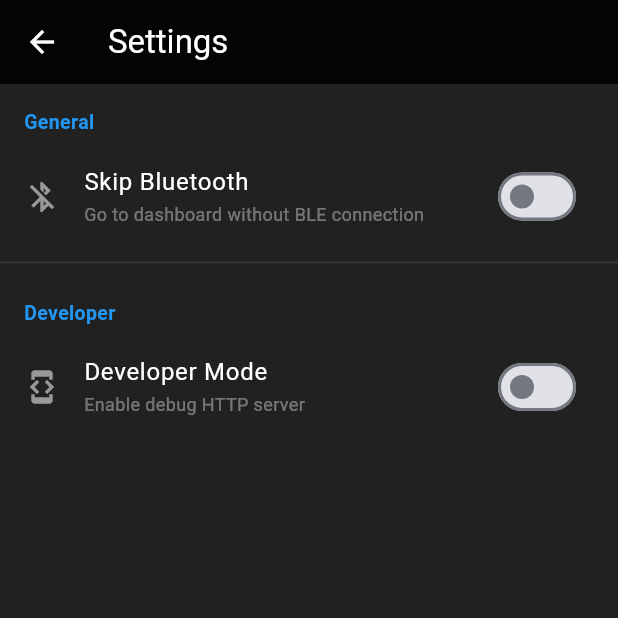
After one commit to Pakzartl/esp32-obd2, a Flutter app: the screen it shows after launch, after a tap on the "settings" icon, on a phone screen of 412 x 824 dp, the top half of it. The commit adds this screen. Run offline on Flutter 3.47's test engine with Material 3 defaults, Android fonts, the phone set to English and light mode, and no system bars; our stand-ins replace flutter_blue_plus, shared_preferences, sqflite; accounts and stored records are empty; network calls fail.

Commit message:
fix: DB insert failure, add raw backup, debug server, ISO-TP multi-frame
- Fix NOT NULL constraint on raw_gear/raw_fuel causing silent insert failure
- Add raw backup service (JSONL file, bypasses SQLite entirely)
- Add HTTP debug server (port 8350) with SQL console for remote DB access
- Add Settings screen with Developer Mode and Skip BLE toggles
- Implement ISO-TP multi-frame reassembly (FF/FC/CF) for large UDS responses
- Replace unsupported DIDs (0xF442, 0xF45E) with confirmed multi-frame DIDs (0x0100 Monitor Status, 0x0124 Lambda)
- Update CLAUDE.md: 7 single-frame + 2 multi-frame DIDs confirmed from real data

```diff
--- a/app/lib/main.dart
+++ b/app/lib/main.dart
@@ -1,10 +1,15 @@
 import 'package:flutter/material.dart';
 import 'screens/scan_screen.dart';
 import 'screens/dashboard_screen.dart';
+import 'screens/settings_screen.dart';
 import 'services/ble_service.dart';
+import 'services/debug_server.dart';
 
-void main() {
+void main() async {
   WidgetsFlutterBinding.ensureInitialized();
+  if (await SettingsScreen.isDevMode()) {
+    DebugServer().start();
+  }
   runApp(const Adv350App());
 }
 
@@ -45,6 +50,10 @@ class _StartupScreenState extends State<StartupScreen> {
   }
 
   Future<void> _init() async {
+    if (await SettingsScreen.isSkipBle()) {
+      _goDemo();
+      return;
+    }
     final lastId = await _bleService.lastDeviceId;
     if (lastId == null) {
       _goScan();
--- a/app/lib/models/telemetry.dart
+++ b/app/lib/models/telemetry.dart
@@ -119,6 +119,8 @@ class Telemetry {
         'speed': speed,
         'throttle': throttle,
         'coolant_temp': coolantTemp,
+        'raw_gear': 0,
+        'raw_fuel': 0,
         'map_kpa': mapKpa,
         'iat': iat,
         'engine_load': engineLoad,
--- a/app/lib/screens/scan_screen.dart
+++ b/app/lib/screens/scan_screen.dart
@@ -2,6 +2,7 @@ import 'package:flutter/material.dart';
 import 'package:flutter_blue_plus/flutter_blue_plus.dart';
 import '../services/ble_service.dart';
 import 'dashboard_screen.dart';
+import 'settings_screen.dart';
 
 class ScanScreen extends StatefulWidget {
   const ScanScreen({super.key});
@@ -67,6 +68,15 @@ class _ScanScreenState extends State<ScanScreen> {
         title: const Text('ADV350 Logger'),
         backgroundColor: Colors.black87,
         foregroundColor: Colors.white,
+        actions: [
+          IconButton(
+            icon: const Icon(Icons.settings),
+            onPressed: () => Navigator.push(
+              context,
+              MaterialPageRoute(builder: (_) => const SettingsScreen()),
+            ),
+          ),
+        ],
       ),
       backgroundColor: Colors.grey[100],
       body: Column(
--- /dev/null
+++ b/app/lib/screens/settings_screen.dart
@@ -0,0 +1,189 @@
+import 'package:flutter/material.dart';
+import 'package:shared_preferences/shared_preferences.dart';
+import '../services/debug_server.dart';
+import '../services/raw_backup_service.dart';
+
+class SettingsScreen extends StatefulWidget {
+  const SettingsScreen({super.key});
+
+  static const String devModeKey = 'dev_mode';
+  static const String skipBleKey = 'skip_ble';
+
+  static Future<bool> isDevMode() async {
+    final prefs = await SharedPreferences.getInstance();
+    return prefs.getBool(devModeKey) ?? false;
+  }
+
+  static Future<bool> isSkipBle() async {
+    final prefs = await SharedPreferences.getInstance();
+    return prefs.getBool(skipBleKey) ?? false;
+  }
+
+  @override
+  State<SettingsScreen> createState() => _SettingsScreenState();
+}
+
+class _SettingsScreenState extends State<SettingsScreen> {
+  bool _devMode = false;
+  bool _skipBle = false;
+  final _debugServer = DebugServer();
+  final _rawBackup = RawBackupService();
+  List<Map<String, dynamic>> _backupFiles = [];
+
+  @override
+  void initState() {
+    super.initState();
+    _loadSettings();
+  }
+
+  Future<void> _loadSettings() async {
+    final prefs = await SharedPreferences.getInstance();
+    final files = await _rawBackup.listBackups();
+    final fileInfos = <Map<String, dynamic>>[];
+    for (final f in files) {
+      final stat = await f.stat();
+      fileInfos.add({
+        'name': f.path.split('/').last,
+        'size': stat.size,
+        'modified': stat.modified,
+      });
+    }
+    setState(() {
+      _devMode = prefs.getBool(SettingsScreen.devModeKey) ?? false;
+      _skipBle = prefs.getBool(SettingsScreen.skipBleKey) ?? false;
+      _backupFiles = fileInfos;
+    });
+  }
+
+  Future<void> _toggleDevMode(bool value) async {
+    final prefs = await SharedPreferences.getInstance();
+    await prefs.setBool(SettingsScreen.devModeKey, value);
+    if (value) {
+      await _debugServer.start();
+    } else {
+      await _debugServer.stop();
+    }
+    setState(() => _devMode = value);
+  }
+
+  Future<void> _toggleSkipBle(bool value) async {
+    final prefs = await SharedPreferences.getInstance();
+    await prefs.setBool(SettingsScreen.skipBleKey, value);
+    setState(() => _skipBle = value);
+  }
+
+  String _formatSize(int bytes) {
+    if (bytes < 1024) return '$bytes B';
+    if (bytes < 1024 * 1024) return '${(bytes / 1024).toStringAsFixed(1)} KB';
+    return '${(bytes / 1024 / 1024).toStringAsFixed(1)} MB';
+  }
+
+  @override
+  Widget build(BuildContext context) {
+    return Scaffold(
+      appBar: AppBar(
+        title: const Text('Settings'),
+        backgroundColor: Colors.black87,
+        foregroundColor: Colors.white,
+      ),
+      backgroundColor: Colors.grey[900],
+      body: ListView(
+        children: [
+          _sectionHeader('General'),
+          SwitchListTile(
+            title: const Text('Skip Bluetooth', style: TextStyle(color: Colors.white)),
+            subtitle: const Text(
+              'Go to dashboard without BLE connection',
+              style: TextStyle(color: Colors.white38, fontSize: 12),
+            ),
+            value: _skipBle,
+            onChanged: _toggleSkipBle,
+            secondary: const Icon(Icons.bluetooth_disabled, color: Colors.white54),
+          ),
+          const Divider(color: Colors.white12),
+          _sectionHeader('Developer'),
+          SwitchListTile(
+            title: const Text('Developer Mode', style: TextStyle(color: Colors.white)),
+            subtitle: Text(
+              _devMode ? 'Debug server on port 8350' : 'Enable debug HTTP server',
+              style: const TextStyle(color: Colors.white38, fontSize: 12),
+            ),
+            value: _devMode,
+            onChanged: _toggleDevMode,
+            secondary: Icon(
+              Icons.developer_mode,
+              color: _devMode ? Colors.greenAccent : Colors.white54,
+            ),
+          ),
+          if (_devMode) ...[
+            Padding(
+              padding: const EdgeInsets.symmetric(horizontal: 16, vertical: 8),
+              child: Card(
+                color: Colors.grey[850],
+                child: Padding(
+                  padding: const EdgeInsets.all(12),
+                  child: Column(
+                    crossAxisAlignment: CrossAxisAlignment.start,
+                    children: [
+                      const Text('Debug Server', style: TextStyle(color: Colors.greenAccent, fontWeight: FontWeight.bold)),
+                      const SizedBox(height: 8),
+                      _codeRow('adb forward tcp:8350 tcp:8350'),
+                      const SizedBox(height: 4),
+                      _codeRow('curl localhost:8350/db/count'),
+                      _codeRow('curl localhost:8350/db/recent?limit=5'),
+                      _codeRow('curl localhost:8350/db/schema'),
+                      _codeRow('curl localhost:8350/raw/list'),
+                      _codeRow('curl -o backup.jsonl localhost:8350/raw/pull/<file>'),
+                      _codeRow('curl -o adv350.db localhost:8350/db/export'),
+                      const SizedBox(height: 6),
+                      const Text('SQL Console', style: TextStyle(color: Colors.orangeAccent, fontWeight: FontWeight.bold, fontSize: 12)),
+                      const SizedBox(height: 4),
+                      _codeRow('curl "localhost:8350/db/sql?q=SELECT+*+FROM+telemetry+LIMIT+5"'),
+                      _codeRow('curl -X POST localhost:8350/db/sql -d \'{"sql":"DELETE FROM telemetry WHERE id<100"}\''),
+                    ],
+                  ),
+                ),
+              ),
+            ),
+          ],
+          if (_backupFiles.isNotEmpty) ...[
+            const Divider(color: Colors.white12),
+            _sectionHeader('Raw Backups (${_backupFiles.length} files)'),
+            ..._backupFiles.map((f) => ListTile(
+                  dense: true,
+                  leading: const Icon(Icons.description, color: Colors.white38, size: 20),
+                  title: Text(
+                    f['name'] as String,
+                    style: const TextStyle(color: Colors.white70, fontSize: 13, fontFamily: 'monospace'),
+                  ),
+                  subtitle: Text(
+                    _formatSize(f['size'] as int),
+                    style: const TextStyle(color: Colors.white38, fontSize: 11),
+                  ),
+                )),
+          ],
+        ],
+      ),
+    );
+  }
+
+  Widget _sectionHeader(String title) {
+    return Padding(
+      padding: const EdgeInsets.fromLTRB(16, 16, 16, 4),
+      child: Text(
+        title,
+        style: const TextStyle(color: Colors.blue, fontSize: 13, fontWeight: FontWeight.bold),
+      ),
+    );
+  }
+
+  Widget _codeRow(String text) {
+    return Padding(
+      padding: const EdgeInsets.only(bottom: 2),
+      child: Text(
+        text,
+        style: const TextStyle(color: Colors.white54, fontSize: 11, fontFamily: 'monospace'),
+      ),
+    );
+  }
+}
--- a/app/lib/services/ble_service.dart
+++ b/app/lib/services/ble_service.dart
@@ -24,11 +24,13 @@ class BleService {
   StreamSubscription? _connStateSub;
   bool _autoReconnect = true;
   final _telemetryController = StreamController<Telemetry>.broadcast();
+  final _rawDataController = StreamController<List<int>>.broadcast();
   final _connectionController = StreamController<bool>.broadcast();
 
   static const String _lastDeviceKey = 'last_ble_device_id';
 
   Stream<Telemetry> get telemetryStream => _telemetryController.stream;
+  Stream<List<int>> get rawDataStream => _rawDataController.stream;
   Stream<bool> get connectionStream => _connectionController.stream;
   bool get isConnected => _device != null;
 
@@ -102,6 +104,7 @@ class BleService {
             await char.setNotifyValue(true);
             _subscription = char.lastValueStream.listen((data) {
               if (data.isNotEmpty) {
+                _rawDataController.add(data);
                 final telemetry = Telemetry.fromBleData(data);
                 _telemetryController.add(telemetry);
               }
@@ -223,6 +226,7 @@ class BleService {
     _connStateSub?.cancel();
     _subscription?.cancel();
     _telemetryController.close();
+    _rawDataController.close();
     _connectionController.close();
   }
 }
--- /dev/null
+++ b/app/lib/services/raw_backup_service.dart
@@ -0,0 +1,53 @@
+import 'dart:io';
+import 'package:path_provider/path_provider.dart';
+
+class RawBackupService {
+  IOSink? _sink;
+  String? _currentPath;
+  int _count = 0;
+
+  String? get currentPath => _currentPath;
+  int get count => _count;
+
+  Future<void> startSession() async {
+    final dir = await getApplicationDocumentsDirectory();
+    final backupDir = Directory('${dir.path}/raw_backup');
+    if (!await backupDir.exists()) {
+      await backupDir.create(recursive: true);
+    }
+    final now = DateTime.now();
+    final filename = '${now.year}${_p(now.month)}${_p(now.day)}_${_p(now.hour)}${_p(now.minute)}${_p(now.second)}.jsonl';
+    _currentPath = '${backupDir.path}/$filename';
+    _sink = File(_currentPath!).openWrite(mode: FileMode.append);
+    _count = 0;
+  }
+
+  void writeRaw(List<int> bleBytes) {
+    if (_sink == null) return;
+    final ts = DateTime.now().millisecondsSinceEpoch;
+    final hex = bleBytes.map((b) => b.toRadixString(16).padLeft(2, '0')).join('');
+    _sink!.writeln('{"ts":$ts,"hex":"$hex","len":${bleBytes.length}}');
+    _count++;
+    // Flush every 50 packets — survive app crash/kill
+    if (_count % 50 == 0) {
+      _sink!.flush();
+    }
+  }
+
+  Future<void> endSession() async {
+    await _sink?.flush();
+    await _sink?.close();
+    _sink = null;
+  }
+
+  Future<List<FileSystemEntity>> listBackups() async {
+    final dir = await getApplicationDocumentsDirectory();
+    final backupDir = Directory('${dir.path}/raw_backup');
+    if (!await backupDir.exists()) return [];
+    final files = await backupDir.list().toList();
+    files.sort((a, b) => b.path.compareTo(a.path));
+    return files;
+  }
+
+  String _p(int n) => n.toString().padLeft(2, '0');
+}
```
Also changed, not shown: app/lib/screens/dashboard_screen.dart (+46 -8 lines), app/lib/services/database_service.dart (+30 -1 lines), app/lib/services/debug_server.dart (added, +171 -0 lines), 4 other files.
